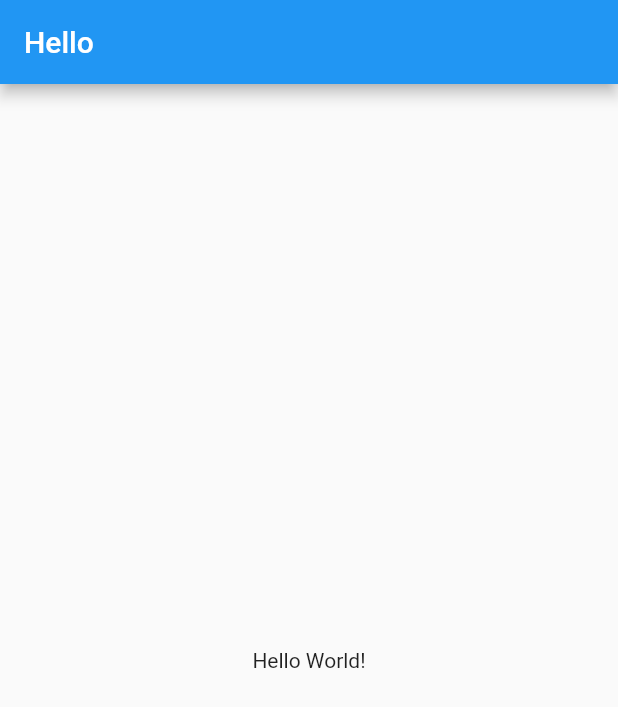
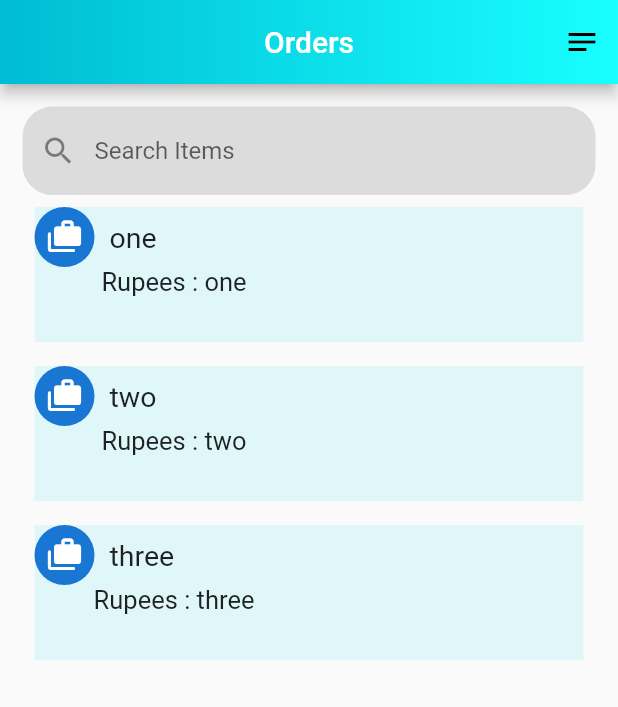
Before and after one commit to abdulawalarif/json_parsing, a Flutter app: the screen it shows after launch, on a phone screen of 412 x 824 dp. Shown: the top 707 px of the screen. Run offline on Flutter 3.47's test engine with Material 2 defaults, Android fonts, the phone set to English and light mode, and no system bars.

Commit message:
test search is added

```diff
--- a/lib/main.dart
+++ b/lib/main.dart
@@ -1,4 +1,7 @@
 import 'package:flutter/material.dart';
+import 'package:json_parsing/test_search_functionality.dart';
+
+import 'home_screen.dart';
 
 void main() {
   runApp(const MyApp());
@@ -9,16 +12,11 @@ class MyApp extends StatelessWidget {
   @override
   Widget build(BuildContext context) {
     return MaterialApp(
-      title: 'Flutter Demo',
+      debugShowCheckedModeBanner: false,
       theme: ThemeData(
         primarySwatch: Colors.blue,
       ),
-      home: Scaffold(
-        appBar: AppBar(
-          title: Text("Hello"),
-        ),
-        body: Center(child: Text("Hello World!")),
-      ),
+      home: Orders1(),
     );
   }
 }
--- /dev/null
+++ b/lib/test_search_functionality.dart
@@ -0,0 +1,157 @@
+import 'package:flutter/material.dart';
+
+class Orders1 extends StatefulWidget {
+  static const String routeName = "/Orders1";
+  MyOrders1 createState() => MyOrders1();
+}
+
+class MyOrders1 extends State<Orders1> {
+  List<String>? PartyListSearch;
+  final FocusNode _textFocusNode = FocusNode();
+  TextEditingController? _textEditingController = TextEditingController();
+
+  get prefixIcon => null;
+
+  void dispose() {
+    _textFocusNode.dispose();
+    _textEditingController?.dispose();
+    super.dispose();
+  }
+
+  @override
+  Widget build(BuildContext context) {
+    List<String> PartyList = ['one', 'two', 'three'];
+    List<String> Location = ['one', 'two', 'three'];
+
+    // final routes =
+    // ModalRoute.of(context)!.settings.arguments as Map<String, dynamic>;
+    // List items = routes['Items'];
+    // for (var i = 0; i < items.length; i++) {
+    //   PartyList.add(items[i][0]['item_name']);
+    //   Location.add(items[i][0]['price_rate']);
+    // }
+    return Scaffold(
+      appBar: AppBar(
+        backgroundColor: Colors.blue.shade300,
+        centerTitle: true,
+        title: Text('Orders'),
+        flexibleSpace: Container(
+          decoration: BoxDecoration(
+            gradient: LinearGradient(
+              colors: [Colors.cyan, Colors.cyanAccent],
+              begin: Alignment.centerLeft,
+              end: Alignment.centerRight,
+            ),
+          ),
+        ),
+        actions: <Widget>[
+          IconButton(
+            icon: Icon(
+              Icons.notes_outlined,
+              color: Colors.black,
+            ),
+            onPressed: () {
+              Navigator.of(context).pop(context);
+            },
+          )
+        ],
+      ),
+      body: Padding(
+        padding:
+            const EdgeInsets.only(left: 15.0, right: 15.0, top: 15, bottom: 0),
+        child: Column(
+          children: <Widget>[
+            Container(
+              decoration: BoxDecoration(
+                  color: Colors.black12,
+                  borderRadius: BorderRadius.circular(20)),
+              child: TextField(
+                controller: _textEditingController,
+                focusNode: _textFocusNode,
+                decoration: InputDecoration(
+                    prefixIcon: prefixIcon ?? Icon(Icons.search),
+                    border: InputBorder.none,
+                    focusedBorder: InputBorder.none,
+                    enabledBorder: InputBorder.none,
+                    errorBorder: InputBorder.none,
+                    disabledBorder: InputBorder.none,
+                    hintText: 'Search Items',
+                    contentPadding: EdgeInsets.all(20)),
+                onChanged: (value) {
+                  setState(() {
+                    PartyListSearch = PartyList.where((element) =>
+                            element.toLowerCase().contains(value.toLowerCase()))
+                        .toList();
+                    if (PartyList.isNotEmpty && PartyListSearch?.length == 0) {
+                      print('Partylist length ${PartyListSearch?.length}');
+                    }
+                  });
+                },
+              ),
+            ),
+            Expanded(
+              child: ListView.builder(
+                  itemCount: _textEditingController!.text.isNotEmpty
+                      ? PartyListSearch!.length
+                      : PartyList.length,
+                  itemBuilder: (ctx, index) {
+                    return InkWell(
+                      onTap: () {
+                        // Navigator.of(context).pushNamed(Takeorder.routeName,
+                        //     arguments: {
+                        //       'Item_name': PartyList[index],
+                        //       'Rupees': Location[index]
+                        //     }).then((result) {
+                        //   print(result);
+                        // });
+                      },
+                      child: Padding(
+                        padding: const EdgeInsets.all(8.0),
+                        child: Container(
+                          height: 90,
+                          decoration: BoxDecoration(
+                            gradient: LinearGradient(
+                              colors: [
+                                Colors.cyan.shade50,
+                                Colors.cyan.shade50
+                              ],
+                              begin: Alignment.centerLeft,
+                              end: Alignment.centerRight,
+                            ),
+                          ),
+                          child: Column(
+                            children: [
+                              Row(
+                                children: [
+                                  CircleAvatar(
+                                    child: Icon(Icons.cases_rounded),
+                                  ),
+                                  SizedBox(
+                                    width: 10,
+                                  ),
+                                  Text(
+                                    _textEditingController!.text.isNotEmpty
+                                        ? PartyListSearch![index]
+                                        : PartyList[index],
+                                    style: TextStyle(fontSize: 19),
+                                  ),
+                                ],
+                              ),
+                              Padding(
+                                padding: EdgeInsets.fromLTRB(0, 0, 180, 0),
+                                child: Text('Rupees : ' + Location[index],
+                                    style: TextStyle(fontSize: 17)),
+                              ),
+                            ],
+                          ),
+                        ),
+                      ),
+                    );
+                  }),
+            )
+          ],
+        ),
+      ),
+    );
+  }
+}
```
Also changed, not shown: lib/constants.dart (added, +35 -0 lines), lib/home_screen.dart (added, +71 -0 lines), lib/model/android_version.dart (added, +9 -0 lines).
